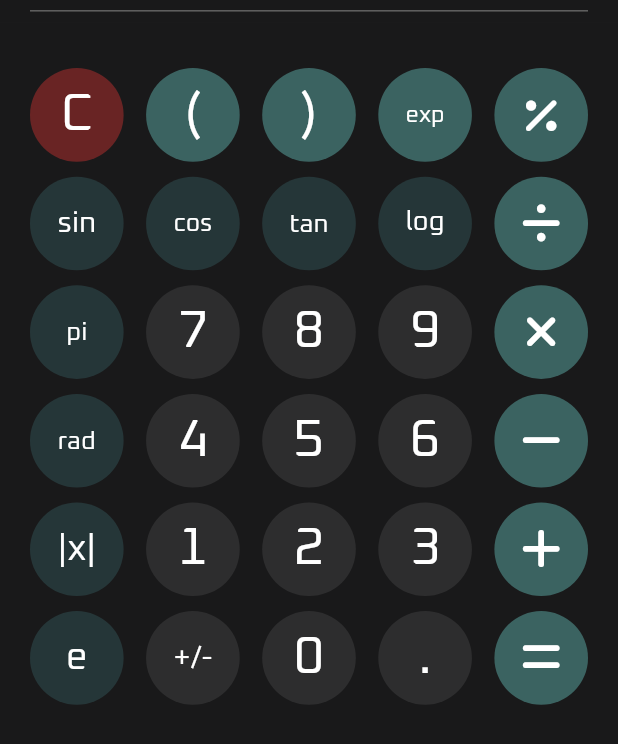
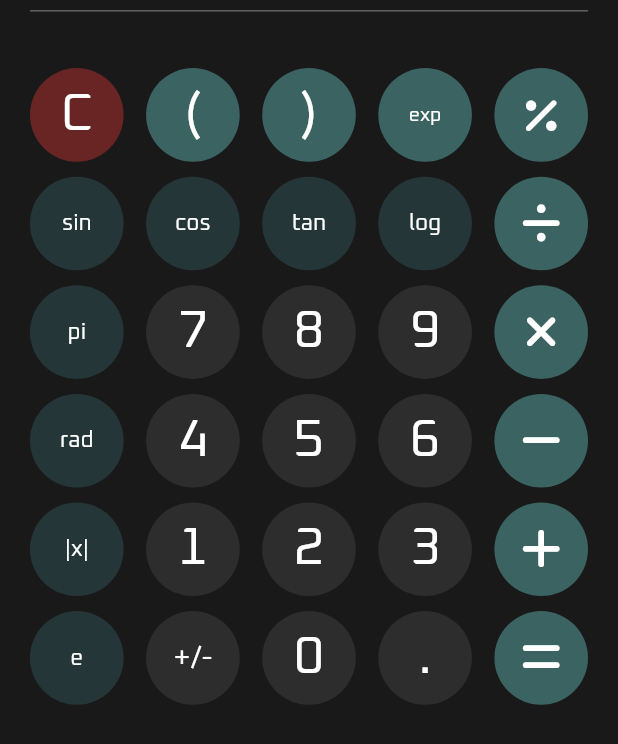
Before and after one commit to MatiasSalomon01/Flutter_Calculator, a Flutter app: the screen it shows after launch, on a phone screen of 412 x 824 dp. Shown: the part 486-1230 px from the top of the screen. Run offline on Flutter 3.47's test engine with Material 2 defaults, Android fonts, the phone set to English and light mode, and no system bars; our stand-ins replace font_awesome_flutter, math_expressions, shared_preferences.

Commit message:
Cambiando tamanho de nuevos botones

```diff
--- a/lib/constants/consts.dart
+++ b/lib/constants/consts.dart
@@ -107,7 +107,7 @@ class Constants {
     ),
     FloatingActionButtonCustom2(
       content:
-          Text('exp', style: TextStyle(fontSize: 15.5, fontFamily: 'Oxanium')),
+          Text('exp', style: TextStyle(fontSize: 13, fontFamily: 'Oxanium')),
       value: 'exp',
       color: Color.fromARGB(255, 59, 99, 97),
     ),
@@ -118,25 +118,25 @@ class Constants {
     ),
     FloatingActionButtonCustom2(
       content:
-          Text('sin', style: TextStyle(fontSize: 19.6, fontFamily: 'Oxanium')),
+          Text('sin', style: TextStyle(fontSize: 15, fontFamily: 'Oxanium')),
       value: 'sin',
       color: Color.fromARGB(255, 37, 54, 56),
     ),
     FloatingActionButtonCustom2(
       content:
-          Text('cos', style: TextStyle(fontSize: 16.39, fontFamily: 'Oxanium')),
+          Text('cos', style: TextStyle(fontSize: 15, fontFamily: 'Oxanium')),
       value: 'cos',
       color: Color.fromARGB(255, 37, 54, 56),
     ),
     FloatingActionButtonCustom2(
       content:
-          Text('tan', style: TextStyle(fontSize: 17, fontFamily: 'Oxanium')),
+          Text('tan', style: TextStyle(fontSize: 15, fontFamily: 'Oxanium')),
       value: 'tan',
       color: Color.fromARGB(255, 37, 54, 56),
     ),
     FloatingActionButtonCustom2(
       content:
-          Text('log', style: TextStyle(fontSize: 18, fontFamily: 'Oxanium')),
+          Text('log', style: TextStyle(fontSize: 15, fontFamily: 'Oxanium')),
       value: 'log',
       color: Color.fromARGB(255, 37, 54, 56),
     ),
@@ -147,7 +147,7 @@ class Constants {
     ),
     FloatingActionButtonCustom2(
       content:
-          Text('pi', style: TextStyle(fontSize: 17, fontFamily: 'Oxanium')),
+          Text('pi', style: TextStyle(fontSize: 15, fontFamily: 'Oxanium')),
       value: 'pi',
       color: Color.fromARGB(255, 37, 54, 56),
     ),
@@ -170,7 +170,7 @@ class Constants {
     ),
     FloatingActionButtonCustom2(
       content:
-          Text('rad', style: TextStyle(fontSize: 17, fontFamily: 'Oxanium')),
+          Text('rad', style: TextStyle(fontSize: 15, fontFamily: 'Oxanium')),
       value: 'rad',
       color: Color.fromARGB(255, 37, 54, 56),
     ),
@@ -193,7 +193,7 @@ class Constants {
     ),
     FloatingActionButtonCustom2(
       content:
-          Text('|x|', style: TextStyle(fontSize: 24, fontFamily: 'Oxanium')),
+          Text('|x|', style: TextStyle(fontSize: 15, fontFamily: 'Oxanium')),
       value: '|x|',
       color: Color.fromARGB(255, 37, 54, 56),
     ),
@@ -215,7 +215,7 @@ class Constants {
       color: Color.fromARGB(255, 59, 99, 97),
     ),
     FloatingActionButtonCustom2(
-      content: Text('e', style: TextStyle(fontSize: 25, fontFamily: 'Oxanium')),
+      content: Text('e', style: TextStyle(fontSize: 15, fontFamily: 'Oxanium')),
       value: 'e',
       color: Color.fromARGB(255, 37, 54, 56),
     ),
```
